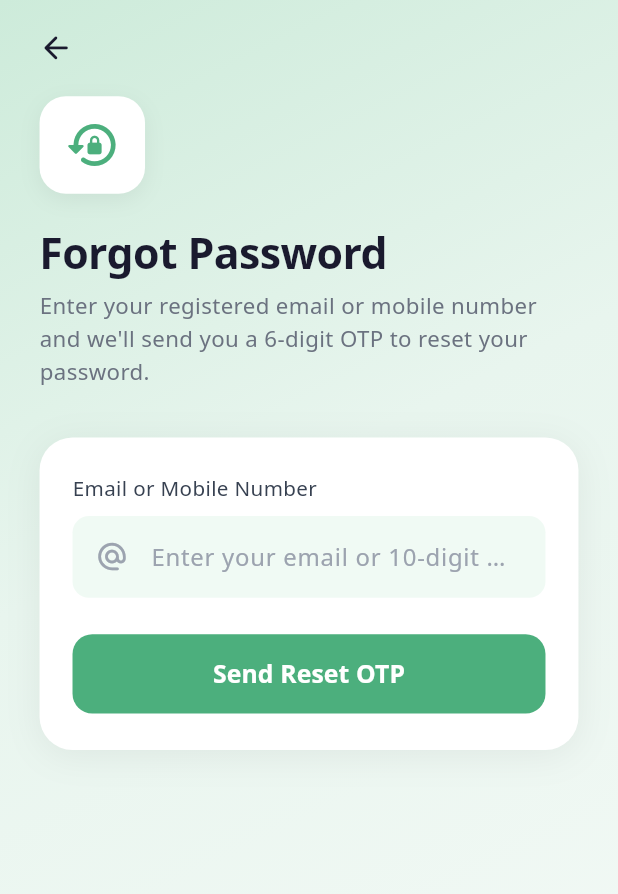
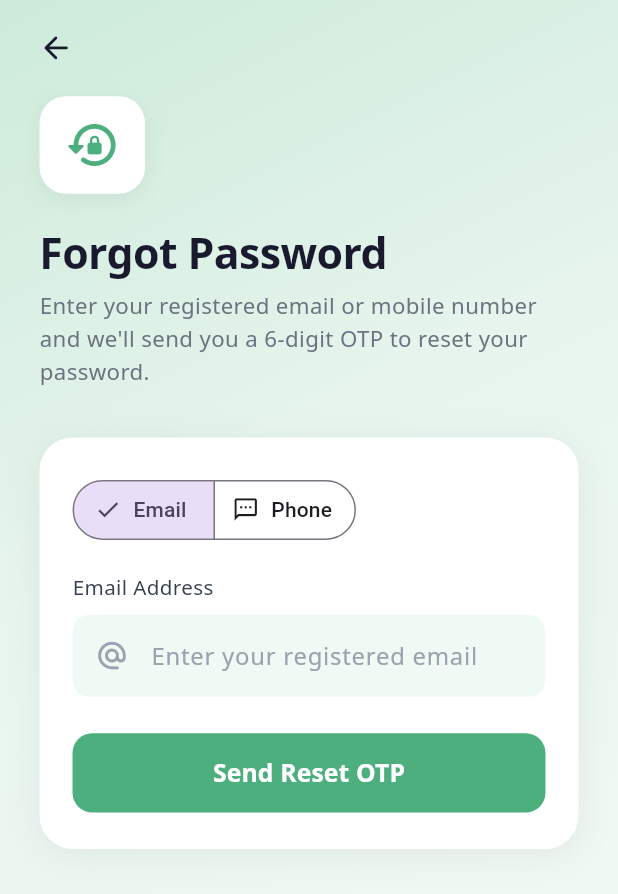
Before and after one commit to Techfrenz-Tech-Solutions/MoneyTries, a Flutter app: the _ForgotPasswordContent screen opened directly with empty values, on a phone screen of 412 x 824 dp. Shown: the top 894 px of the screen. Run offline on Flutter 3.47's test engine with Material 3 defaults, Android fonts, the phone set to English and light mode, and no system bars; our stand-ins replace audioplayers, device_info_plus, firebase_core, firebase_messaging, flutter_image_compress, flutter_local_notifications and 3 more; accounts and stored records are empty; statements that could not run were skipped.

Commit message:
feat(auth): add email and phone password recovery choices
Present explicit recovery-method controls, adapt labels and keyboard types to the chosen channel, and infer phone recovery when a ten-digit number is prefilled.

```diff
--- a/lib/views/auth/forgot_password_screen.dart
+++ b/lib/views/auth/forgot_password_screen.dart
@@ -49,6 +49,11 @@ class _ForgotPasswordContentState extends State<_ForgotPasswordContent> {
   void initState() {
     super.initState();
     _identifierCtrl = TextEditingController(text: widget.prefillIdentifier);
+    if (RegExp(r'^\d{10}$').hasMatch(widget.prefillIdentifier.trim())) {
+      WidgetsBinding.instance.addPostFrameCallback((_) {
+        if (mounted) context.read<ForgotPasswordViewModel>().selectChannel('PHONE');
+      });
+    }
   }
 
   @override
@@ -204,8 +209,21 @@ class _ForgotPasswordContentState extends State<_ForgotPasswordContent> {
                                       SizedBox(height: 16.h),
                                     ],
 
+                                    SegmentedButton<String>(
+                                      segments: const [
+                                        ButtonSegment(value: 'EMAIL', icon: Icon(Icons.email_outlined), label: Text('Email')),
+                                        ButtonSegment(value: 'PHONE', icon: Icon(Icons.sms_outlined), label: Text('Phone')),
+                                      ],
+                                      selected: {vm.channel},
+                                      onSelectionChanged: (value) {
+                                        vm.selectChannel(value.first);
+                                        _identifierCtrl.clear();
+                                      },
+                                    ),
+                                    const SizedBox(height: 18),
+
                                     Text(
-                                      'Email or Mobile Number',
+                                      vm.channel == 'EMAIL' ? 'Email Address' : 'Mobile Number',
                                       style: TextStyle(fontFamily: AppFonts.primary, fontFamilyFallback: AppFonts.fallbacks,
                                         fontSize: 12.5.sp,
                                         fontWeight: FontWeight.w500,
@@ -216,15 +234,16 @@ class _ForgotPasswordContentState extends State<_ForgotPasswordContent> {
                                     TextField(
                                       controller: _identifierCtrl,
                                       keyboardType:
-                                          TextInputType.emailAddress,
+                                          vm.channel == 'EMAIL' ? TextInputType.emailAddress : TextInputType.phone,
                                       onChanged: (_) => vm.clearError(),
                                       style: TextStyle(fontFamily: AppFonts.primary, fontFamilyFallback: AppFonts.fallbacks,
                                         fontSize: 14.5.sp,
                                         color: const Color(0xFF374151),
                                       ),
                                       decoration: InputDecoration(
-                                        hintText:
-                                            'Enter your email or 10-digit mobile',
+                                        hintText: vm.channel == 'EMAIL'
+                                            ? 'Enter your registered email'
+                                            : 'Enter your 10-digit mobile number',
                                         hintStyle: TextStyle(fontFamily: AppFonts.primary, fontFamilyFallback: AppFonts.fallbacks,
                                           color: _hintColor,
                                           fontSize: 14.5.sp,
```
